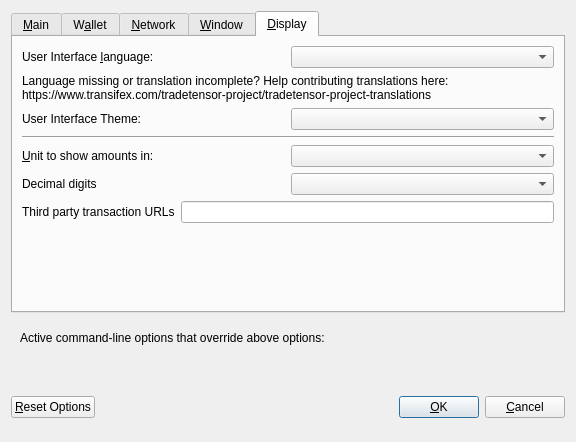
Above: src/qt/forms/optionsdialog.ui from TradeTensor/tradetensor before the change. Below: the same form after it.
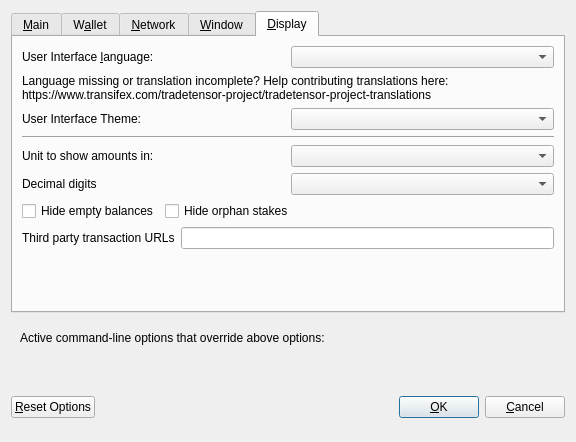
That is the form after the change. The open tabs and pages were chosen to show the change. Custom widgets are drawn as their Qt base class.

```diff
--- a/src/qt/forms/optionsdialog.ui
+++ b/src/qt/forms/optionsdialog.ui
@@ -487,7 +487,7 @@
         </widget>
        </item>
        <item>
-        <layout class="QHBoxLayout" name="horizontalLayout_4_Display" stretch="0,0">
+        <layout class="QHBoxLayout" name="horizontalLayout_2_Display" stretch="0,0">
          <item>
           <widget class="QLabel" name="themeLabel">
            <property name="text">
@@ -501,6 +501,12 @@
         </layout>
        </item>
        <item>
+        <widget class="QWidget" name="verticalZpivDisplayWidget" native="true">
+         <layout class="QVBoxLayout" name="verticalZpivDisplayLayout">
+          <property name="margin">
+           <number>0</number>
+          </property>
+          <item>
         <widget class="Line" name="line">
          <property name="orientation">
           <enum>Qt::Horizontal</enum>
@@ -508,11 +514,11 @@
         </widget>
        </item>
        <item>
-        <layout class="QHBoxLayout" name="horizontalLayout_2_Display">
+           <layout class="QHBoxLayout" name="horizontalLayout_3_Display">
          <item>
           <widget class="QLabel" name="unitLabel">
            <property name="text">
-            <string>&amp;Unit to show amounts in:</string>
+               <string>Unit to show amounts in:</string>
            </property>
            <property name="textFormat">
             <enum>Qt::PlainText</enum>
@@ -532,7 +538,7 @@
         </layout>
        </item>
        <item>
-        <layout class="QHBoxLayout" name="horizontalLayout_5_Display">
+           <layout class="QHBoxLayout" name="horizontalLayout_4_Display">
          <item>
           <widget class="QLabel" name="digitsLabel">
            <property name="text">
@@ -546,7 +552,47 @@
         </layout>
        </item>
        <item>
-        <layout class="QHBoxLayout" name="horizontalLayout_3_Display">
+           <layout class="QHBoxLayout" name="horizontalLayout_5_Display">
+            <item>
+             <widget class="QCheckBox" name="checkBoxHideZeroBalances">
+              <property name="toolTip">
+               <string>Hide empty balances</string>
+              </property>
+              <property name="layoutDirection">
+               <enum>Qt::LeftToRight</enum>
+              </property>
+              <property name="text">
+               <string>Hide empty balances</string>
+              </property>
+             </widget>
+            </item>
+            <item>
+             <widget class="QCheckBox" name="checkBoxHideOrphans">
+              <property name="toolTip">
+               <string>Hide orphan stakes in transaction lists</string>
+              </property>
+              <property name="text">
+               <string>Hide orphan stakes</string>
+              </property>
+             </widget>
+            </item>
+            <item>
+             <spacer name="horizontalSpacer">
+              <property name="orientation">
+               <enum>Qt::Horizontal</enum>
+              </property>
+              <property name="sizeHint" stdset="0">
+               <size>
+                <width>40</width>
+                <height>20</height>
+               </size>
+              </property>
+             </spacer>
+            </item>
+           </layout>
+          </item>
+          <item>
+           <layout class="QHBoxLayout" name="horizontalLayout_6_Display">
          <item>
           <widget class="QLabel" name="thirdPartyTxUrlsLabel">
            <property name="toolTip">
@@ -568,6 +614,9 @@
           </widget>
          </item>
         </layout>
+          </item>
+         </layout>
+        </widget>
        </item>
        <item>
         <spacer name="verticalSpacer">
```
Left out of the diff: 80 changed lines with no effect on the pictures. Lines whose indentation alone changed are shown as unchanged.
